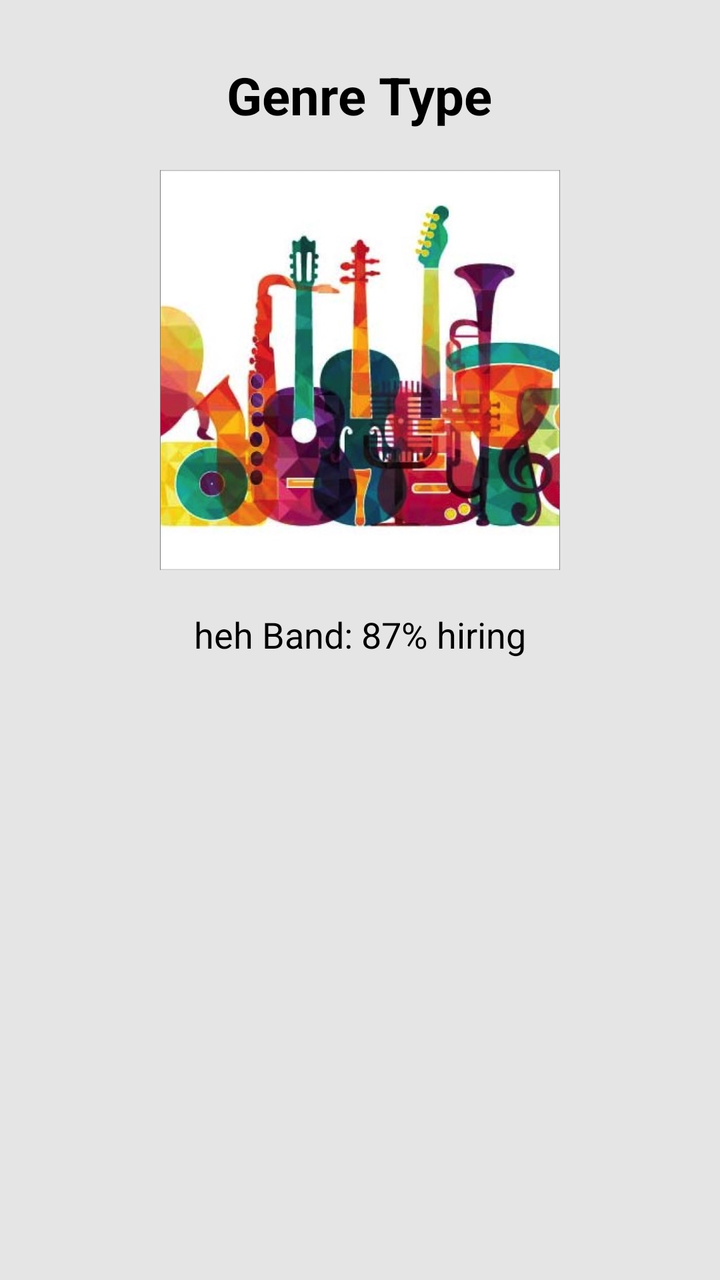
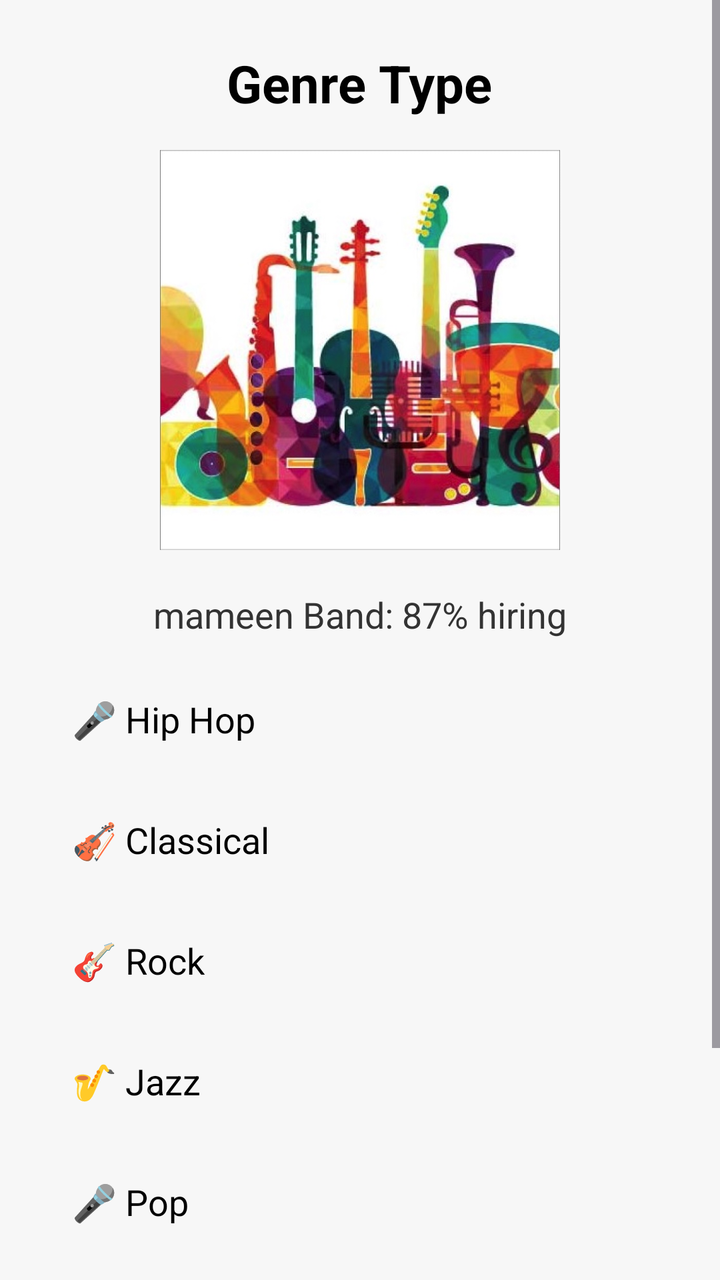

Compare the two renders of this Android layout. The source of the first and the diff that turns it into the second are given below.
<!-- AndroidManifest.xml: application theme Theme.MyApplication -->
<!-- res/layout/activity_genre_type.xml -->
<?xml version="1.0" encoding="utf-8"?>
<ScrollView xmlns:android="http://schemas.android.com/apk/res/android"
    android:layout_width="match_parent"
    android:layout_height="match_parent"
    android:background="#E5E5E5">

    <LinearLayout
        android:orientation="vertical"
        android:layout_width="match_parent"
        android:layout_height="wrap_content"
        android:gravity="center"
        android:padding="30dp">

        <TextView
            android:layout_width="wrap_content"
            android:layout_height="wrap_content"
            android:text="Genre Type"
            android:textColor="#000000"
            android:textSize="26sp"
            android:textStyle="bold"
            android:paddingBottom="20dp"/>

        <ImageView
            android:layout_width="200dp"
            android:layout_height="200dp"
            android:src="@drawable/genre_type" />

        <TextView
            android:layout_width="wrap_content"
            android:layout_height="wrap_content"
            android:text="heh Band: 87% hiring"
            android:textColor="#000000"
            android:textSize="18sp"
            android:paddingTop="20dp" />

    </LinearLayout>
</ScrollView>
<!-- resources referenced by this layout -->
<resources>
  <!-- drawable genre_type: jpeg bitmap (drawable, 107689 bytes) -->
  <style name="Theme.MyApplication" parent="Base.Theme.MyApplication" />
  <style name="Base.Theme.MyApplication" parent="Theme.Material3.DayNight.NoActionBar">
          
          
      </style>
</resources>

<!-- the commit's change to res/layout/activity_genre_type.xml (unified diff, before → after) -->
@@ -2,36 +2,89 @@
 <ScrollView xmlns:android="http://schemas.android.com/apk/res/android"
     android:layout_width="match_parent"
     android:layout_height="match_parent"
-    android:background="#E5E5E5">
+    android:background="#F7F7F7">
 
     <LinearLayout
-        android:orientation="vertical"
         android:layout_width="match_parent"
         android:layout_height="wrap_content"
-        android:gravity="center"
-        android:padding="30dp">
+        android:orientation="vertical"
+        android:padding="24dp"
+        android:gravity="center_horizontal">
 
+        
         <TextView
             android:layout_width="wrap_content"
             android:layout_height="wrap_content"
             android:text="Genre Type"
-            android:textColor="#000000"
             android:textSize="26sp"
             android:textStyle="bold"
-            android:paddingBottom="20dp"/>
+            android:textColor="#000000"
+            android:paddingBottom="16dp" />
 
+        
         <ImageView
             android:layout_width="200dp"
             android:layout_height="200dp"
-            android:src="@drawable/genre_type" />
+            android:src="@drawable/genre_type"
+            android:contentDescription="Music Generation Image" />
 
+        
         <TextView
             android:layout_width="wrap_content"
             android:layout_height="wrap_content"
-            android:text="heh Band: 87% hiring"
-            android:textColor="#000000"
+            android:text="mameen Band: 87% hiring"
             android:textSize="18sp"
-            android:paddingTop="20dp" />
+            android:textColor="#333333"
+            android:paddingTop="20dp"
+            android:paddingBottom="16dp" />
 
+        <TextView
+            android:id="@+id/textViewGenre2"
+            style="@style/GenreItem"
+            android:layout_width="match_parent"
+            android:layout_height="wrap_content"
+            android:text="🎤 Hip Hop" />
+
+        <TextView
+            android:id="@+id/textViewGenre3"
+            style="@style/GenreItem"
+            android:layout_width="match_parent"
+            android:layout_height="wrap_content"
+            android:text="🎻 Classical" />
+
+        <TextView
+            android:id="@+id/textViewGenre4"
+            style="@style/GenreItem"
+            android:layout_width="match_parent"
+            android:layout_height="wrap_content"
+            android:text="🎸 Rock" />
+
+        <TextView
+            android:id="@+id/textViewGenre5"
+            style="@style/GenreItem"
+            android:layout_width="match_parent"
+            android:layout_height="wrap_content"
+            android:text="🎷 Jazz" />
+
+        <TextView
+            android:id="@+id/textViewGenre6"
+            style="@style/GenreItem"
+            android:layout_width="match_parent"
+            android:layout_height="wrap_content"
+            android:text="🎤 Pop" />
+
+        <TextView
+            android:id="@+id/textViewGenre7"
+            style="@style/GenreItem"
+            android:layout_width="match_parent"
+            android:layout_height="wrap_content"
+            android:text="🎧 EDM" />
+
+        <TextView
+            android:id="@+id/textViewGenre8"
+            style="@style/GenreItem"
+            android:layout_width="match_parent"
+            android:layout_height="wrap_content"
+            android:text="🤠 Country" />
     </LinearLayout>
 </ScrollView>
<!-- resource entries referenced after the edit -->
@@ -1,6 +1,15 @@
 <!-- resources referenced by this layout -->
 <resources>
   <!-- drawable genre_type: jpeg bitmap (drawable, 107689 bytes) -->
+  <style name="GenreItem" parent="TextAppearance.AppCompat.Medium">
+          <item name="android:textColor">#000000</item>
+          <item name="android:textSize">18sp</item>
+          <item name="android:padding">12dp</item>
+          <item name="android:layout_marginBottom">12dp</item>
+          <item name="android:background">?android:attr/selectableItemBackground</item>
+          <item name="android:clickable">true</item>
+          <item name="android:focusable">true</item>
+      </style>
   <style name="Theme.MyApplication" parent="Base.Theme.MyApplication" />
   <style name="Base.Theme.MyApplication" parent="Theme.Material3.DayNight.NoActionBar">
           
